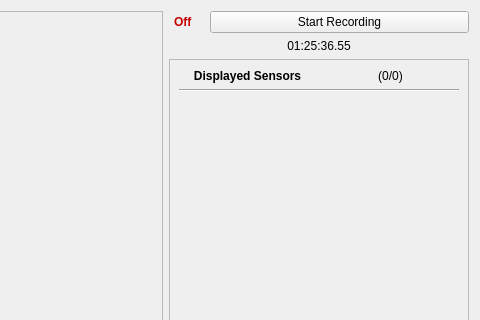
Old version of the form Application/daata_v1_0/Widgets/Data_Collection/data_collection.ui in the repository Georgia-Tech-Off-Road/DAQ; both pictures show x 520 to 1000 and y 0 to 320 of the 1000 by 700 pixel window.
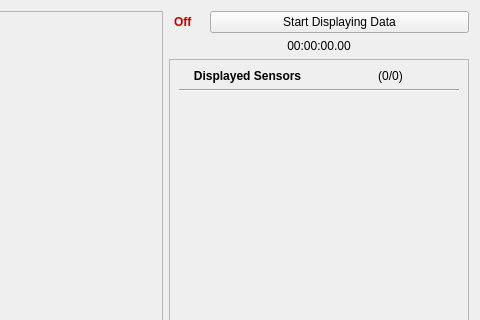
New version of the form.

Commit message: Added time elapsed display on data collection layout

```diff
--- a/Application/daata_v1_0/Widgets/Data_Collection/data_collection.ui
+++ b/Application/daata_v1_0/Widgets/Data_Collection/data_collection.ui
@@ -136,7 +136,7 @@
        <item>
         <widget class="QPushButton" name="button_record">
          <property name="text">
-          <string>Start Recording</string>
+          <string>Start Displaying Data</string>
          </property>
          <property name="checkable">
           <bool>true</bool>
@@ -148,7 +148,7 @@
      <item>
       <widget class="QLabel" name="label_timeElapsed">
        <property name="text">
-        <string>01:25:36.55</string>
+        <string>00:00:00.00</string>
        </property>
        <property name="alignment">
         <set>Qt::AlignCenter</set>
```
Left out of the diff: 2 changed lines with no effect on the pictures. The commit also changes 4 other files.
